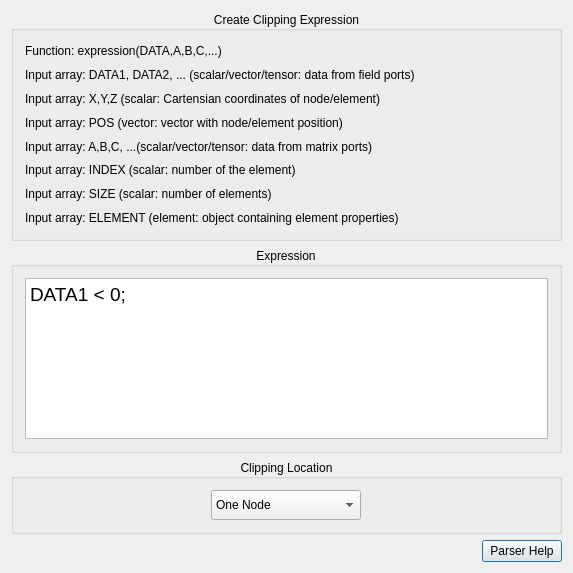
Above: src/Interface/Modules/Fields/ClipFieldByFunction.ui from SCIInstitute/SCIRun before the change. Below: the same form after it.
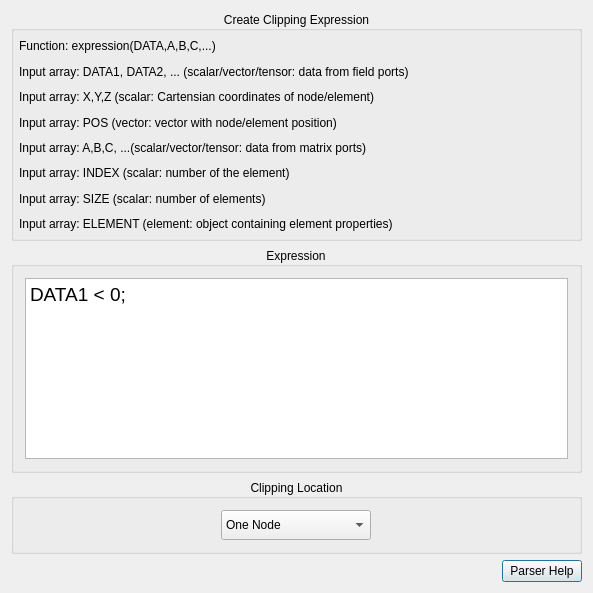
That is the form after the change.

Patch:
```diff
--- a/src/Interface/Modules/Fields/ClipFieldByFunction.ui
+++ b/src/Interface/Modules/Fields/ClipFieldByFunction.ui
@@ -6,14 +6,14 @@
    <rect>
     <x>0</x>
     <y>0</y>
-    <width>573</width>
-    <height>573</height>
+    <width>593</width>
+    <height>593</height>
    </rect>
   </property>
   <property name="minimumSize">
    <size>
-    <width>573</width>
-    <height>573</height>
+    <width>593</width>
+    <height>593</height>
    </size>
   </property>
   <property name="windowTitle">
@@ -37,8 +37,17 @@
         <set>Qt::AlignCenter</set>
        </property>
        <layout class="QVBoxLayout" name="verticalLayout">
+        <property name="margin">
+         <number>5</number>
+        </property>
         <item>
          <widget class="QLabel" name="label">
+          <property name="minimumSize">
+           <size>
+            <width>0</width>
+            <height>20</height>
+           </size>
+          </property>
           <property name="text">
            <string>Function: expression(DATA,A,B,C,...)</string>
           </property>
@@ -46,6 +55,12 @@
         </item>
         <item>
          <widget class="QLabel" name="label_2">
+          <property name="minimumSize">
+           <size>
+            <width>0</width>
+            <height>20</height>
+           </size>
+          </property>
           <property name="text">
            <string>Input array: DATA1, DATA2, ... (scalar/vector/tensor: data from field ports)</string>
           </property>
@@ -53,6 +68,12 @@
         </item>
         <item>
          <widget class="QLabel" name="label_3">
+          <property name="minimumSize">
+           <size>
+            <width>0</width>
+            <height>20</height>
+           </size>
+          </property>
           <property name="text">
            <string>Input array: X,Y,Z (scalar: Cartensian coordinates of node/element)</string>
           </property>
@@ -60,6 +81,12 @@
         </item>
         <item>
          <widget class="QLabel" name="label_4">
+          <property name="minimumSize">
+           <size>
+            <width>0</width>
+            <height>20</height>
+           </size>
+          </property>
           <property name="text">
            <string>Input array: POS (vector: vector with node/element position)</string>
           </property>
@@ -67,6 +94,12 @@
         </item>
         <item>
          <widget class="QLabel" name="label_5">
+          <property name="minimumSize">
+           <size>
+            <width>0</width>
+            <height>20</height>
+           </size>
+          </property>
           <property name="text">
            <string>Input array: A,B,C, ...(scalar/vector/tensor: data from matrix ports)</string>
           </property>
@@ -74,6 +107,12 @@
         </item>
         <item>
          <widget class="QLabel" name="label_6">
+          <property name="minimumSize">
+           <size>
+            <width>0</width>
+            <height>20</height>
+           </size>
+          </property>
           <property name="text">
            <string>Input array: INDEX (scalar: number of the element)</string>
           </property>
@@ -81,6 +120,12 @@
         </item>
         <item>
          <widget class="QLabel" name="label_7">
+          <property name="minimumSize">
+           <size>
+            <width>0</width>
+            <height>20</height>
+           </size>
+          </property>
           <property name="text">
            <string>Input array: SIZE (scalar: number of elements)</string>
           </property>
@@ -88,6 +133,12 @@
         </item>
         <item>
          <widget class="QLabel" name="label_8">
+          <property name="minimumSize">
+           <size>
+            <width>0</width>
+            <height>20</height>
+           </size>
+          </property>
           <property name="text">
            <string>Input array: ELEMENT (element: object containing element properties)</string>
           </property>
```
